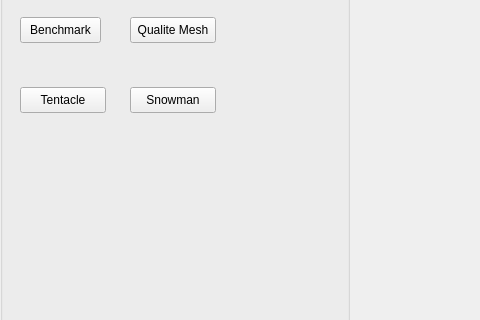
Above: AppTinyMesh/UI/interface.ui from Slyphero/TinyMesh_Fork before the change; both pictures show x 0 to 480 and y 352 to 672 of the 1200 by 1000 pixel window. Below: the same form after it.
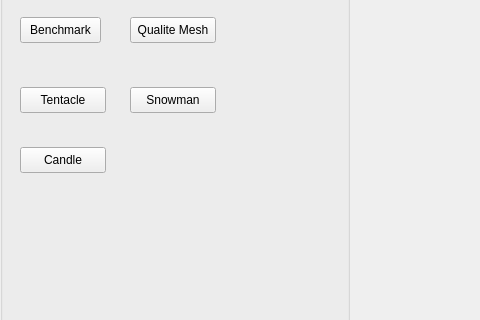
That is the form after the change.

```diff
--- a/AppTinyMesh/UI/interface.ui
+++ b/AppTinyMesh/UI/interface.ui
@@ -262,6 +262,19 @@
         <string>Snowman</string>
        </property>
       </widget>
+      <widget class="QPushButton" name="candle">
+       <property name="geometry">
+        <rect>
+         <x>20</x>
+         <y>480</y>
+         <width>86</width>
+         <height>26</height>
+        </rect>
+       </property>
+       <property name="text">
+        <string>Candle</string>
+       </property>
+      </widget>
      </widget>
     </item>
     <item>
```
